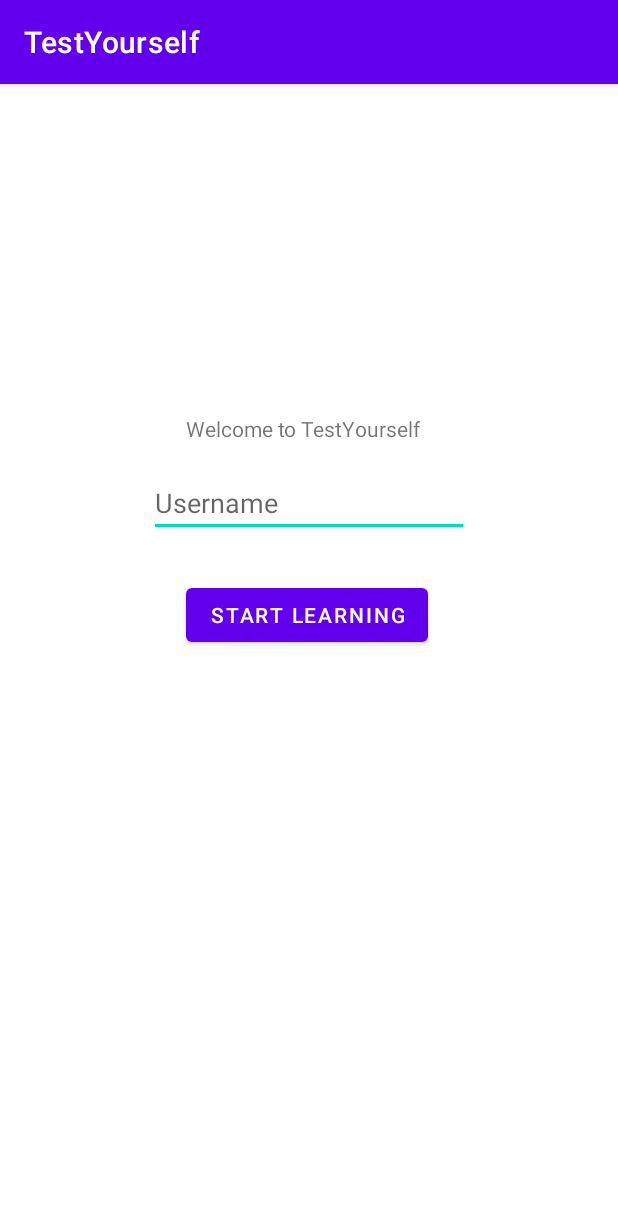
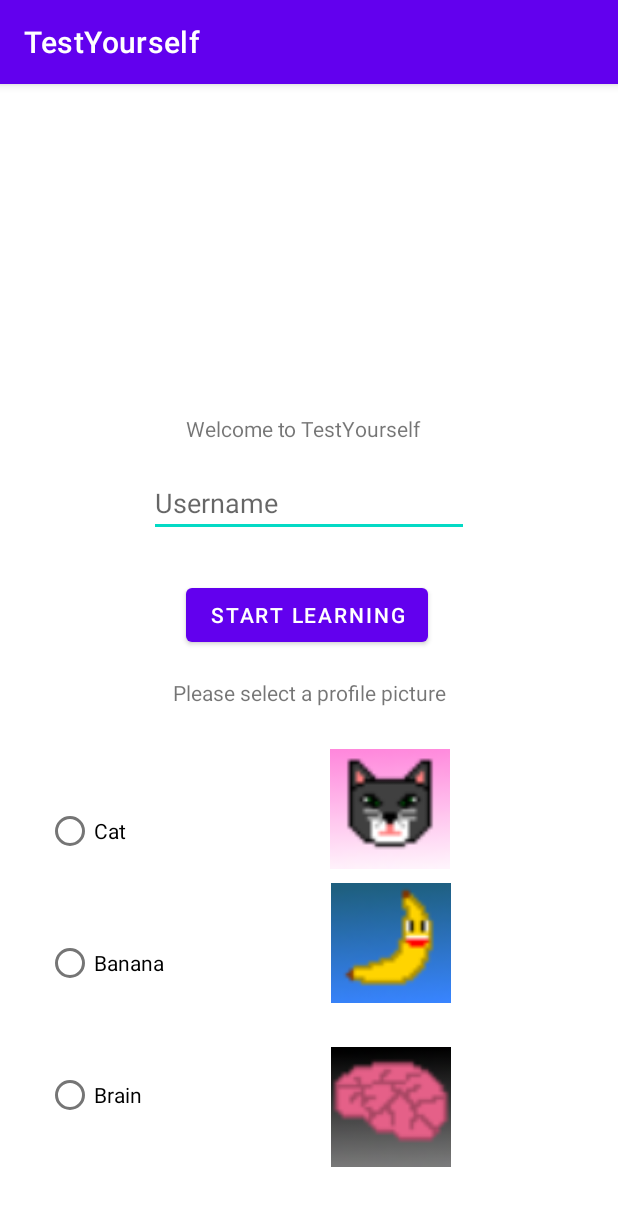
Before and after one commit to drewseffi/TestYourself, an Android app: the screen it shows after launch (MainActivity), on a phone screen of 412 x 824 dp. Shown: the top 1206 px of the screen. Run offline under Robolectric (Android 15) with nearby library versions, the phone set to English and light mode, and no system bars.

Commit message:
Added profile picture selection

```diff
--- a/app/src/main/java/com/example/testyourself/MainActivity.java
+++ b/app/src/main/java/com/example/testyourself/MainActivity.java
@@ -7,9 +7,12 @@ import android.os.Bundle;
 import android.view.View;
 import android.widget.Button;
 import android.widget.EditText;
+import android.widget.RadioButton;
 import android.widget.Toast;
 
 public class MainActivity extends AppCompatActivity {
+
+    public String selection;
 
     @Override
     protected void onCreate(Bundle savedInstanceState) {
@@ -24,6 +27,27 @@ public class MainActivity extends AppCompatActivity {
                 openMainDeckPage();
             }
         });
+
+        //Buttons for profile picture selection
+        View.OnClickListener radioGroupClick = new View.OnClickListener() {
+            public void onClick(View view) {
+                RadioButton rb = (RadioButton) view;
+
+                selection = rb.getText().toString();
+                Toast.makeText(getBaseContext(), selection, Toast.LENGTH_SHORT).show();
+            }
+        };
+
+        RadioButton rbCat = (RadioButton) findViewById(R.id.radioButtonCat);
+        rbCat.setOnClickListener(radioGroupClick);
+
+        RadioButton rbBanana = (RadioButton) findViewById(R.id.radioButtonBanana);
+        rbBanana.setOnClickListener(radioGroupClick);
+
+        RadioButton rbBrain = (RadioButton) findViewById(R.id.radioButtonBrain);
+        rbBrain.setOnClickListener(radioGroupClick);
+
+
     }
 
     //This method will take the text from the username box and will pass it to the main
@@ -41,9 +65,17 @@ public class MainActivity extends AppCompatActivity {
         //Checking if there was a username input
         if(editText.getText().toString().trim().length() > 0)
         {
-            //Opening new activity
-            Intent intent = new Intent(this, MainDeckPage.class);
-            startActivity(intent);
+            if(selection != null)
+            {
+                //Opening new activity
+                Intent intent = new Intent(this, MainDeckPage.class);
+                startActivity(intent);
+                User.icon = selection;
+            }
+            else
+            {
+                Toast.makeText(getBaseContext(), "Please select a profile picture", Toast.LENGTH_LONG).show();
+            }
         }
         else
         {
--- a/app/src/main/java/com/example/testyourself/User.java
+++ b/app/src/main/java/com/example/testyourself/User.java
@@ -9,6 +9,7 @@ public class User {
     public static String username;
     public static int level;
     public static int xp;
+    public static String icon;
 
     //Method that checks if the user is required a level up
     public static void levelUpCheck()
--- a/app/src/main/res/layout/activity_main.xml
+++ b/app/src/main/res/layout/activity_main.xml
@@ -48,4 +48,95 @@
         app:layout_constraintHorizontal_bias="0.0"
         app:layout_constraintStart_toStartOf="parent"
         app:layout_constraintTop_toBottomOf="@+id/editTextUsername" />
+
+    <ImageView
+        android:id="@+id/imageView3"
+        android:layout_width="80dp"
+        android:layout_height="80dp"
+        android:layout_marginStart="20dp"
+        android:layout_marginTop="28dp"
+        android:layout_marginEnd="121dp"
+        app:layout_constraintEnd_toEndOf="parent"
+        app:layout_constraintStart_toEndOf="@+id/radioGroup"
+        app:layout_constraintTop_toBottomOf="@+id/textView"
+        app:srcCompat="@drawable/cat" />
+
+    <RadioGroup
+        android:id="@+id/radioGroup"
+        android:layout_width="169dp"
+        android:layout_height="275dp"
+        android:layout_margin="20dp"
+        android:layout_marginStart="20dp"
+        android:layout_marginTop="34dp"
+        android:layout_marginEnd="18dp"
+        android:layout_marginBottom="20dp"
+        android:orientation="vertical"
+        app:layout_constraintBottom_toBottomOf="parent"
+        app:layout_constraintEnd_toStartOf="@+id/imageView3"
+        app:layout_constraintStart_toStartOf="parent"
+        app:layout_constraintTop_toBottomOf="@+id/textView">
+
+        <RadioButton
+            android:id="@+id/radioButtonCat"
+            android:layout_width="wrap_content"
+            android:layout_height="wrap_content"
+            android:layout_margin="20dp"
+            android:text="Cat" />
+
+        <RadioButton
+            android:id="@+id/radioButtonBanana"
+            android:layout_width="wrap_content"
+            android:layout_height="wrap_content"
+            android:layout_margin="20dp"
+            android:text="Banana" />
+
+        <RadioButton
+            android:id="@+id/radioButtonBrain"
+            android:layout_width="wrap_content"
+            android:layout_height="wrap_content"
+            android:layout_margin="20dp"
+            android:text="Brain" />
+
+    </RadioGroup>
+
+    <ImageView
+        android:id="@+id/imageView2"
+        android:layout_width="80dp"
+        android:layout_height="80dp"
+        android:layout_marginStart="40dp"
+        android:layout_marginTop="9dp"
+        android:layout_marginEnd="111dp"
+        app:layout_constraintEnd_toEndOf="parent"
+        app:layout_constraintStart_toEndOf="@+id/radioGroup"
+        app:layout_constraintTop_toBottomOf="@+id/imageView3"
+        app:srcCompat="@drawable/banana" />
+
+    <ImageView
+        android:id="@+id/imageView"
+        android:layout_width="80dp"
+        android:layout_height="80dp"
+        android:layout_marginStart="40dp"
+        android:layout_marginTop="11dp"
+        android:layout_marginEnd="111dp"
+        android:layout_marginBottom="27dp"
+        app:layout_constraintBottom_toBottomOf="parent"
+        app:layout_constraintEnd_toEndOf="parent"
+        app:layout_constraintStart_toEndOf="@+id/radioGroup"
+        app:layout_constraintTop_toBottomOf="@+id/imageView2"
+        app:srcCompat="@drawable/brain" />
+
+    <TextView
+        android:id="@+id/textView"
+        android:layout_width="wrap_content"
+        android:layout_height="wrap_content"
+        android:layout_marginStart="113dp"
+        android:layout_marginTop="18dp"
+        android:layout_marginEnd="113dp"
+        android:layout_marginBottom="34dp"
+        android:text="Please select a profile picture"
+        app:layout_constraintBottom_toTopOf="@+id/imageView3"
+        app:layout_constraintEnd_toEndOf="parent"
+        app:layout_constraintStart_toStartOf="parent"
+        app:layout_constraintTop_toBottomOf="@+id/buttonStart" />
+
 </androidx.constraintlayout.widget.ConstraintLayout>
```
Also changed, not shown: app/src/main/java/com/example/testyourself/MainDeckPage.java (+17 -0 lines), app/src/main/res/layout/activity_main_deck_page.xml (+25 -16 lines), app/src/main/res/drawable/banana.png (added), app/src/main/res/drawable/brain.png (added), app/src/main/res/drawable/cat.png (added).
